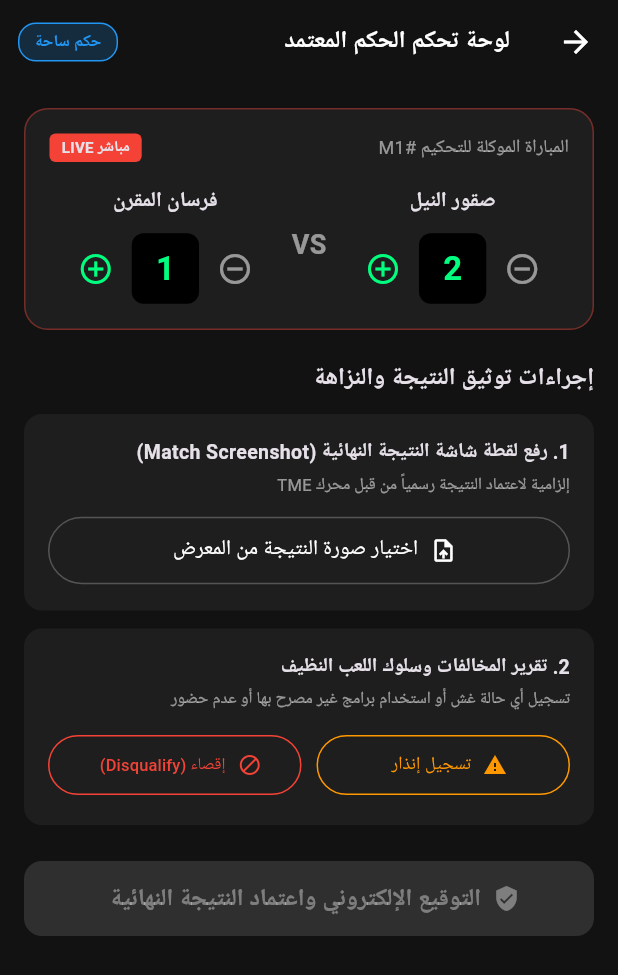
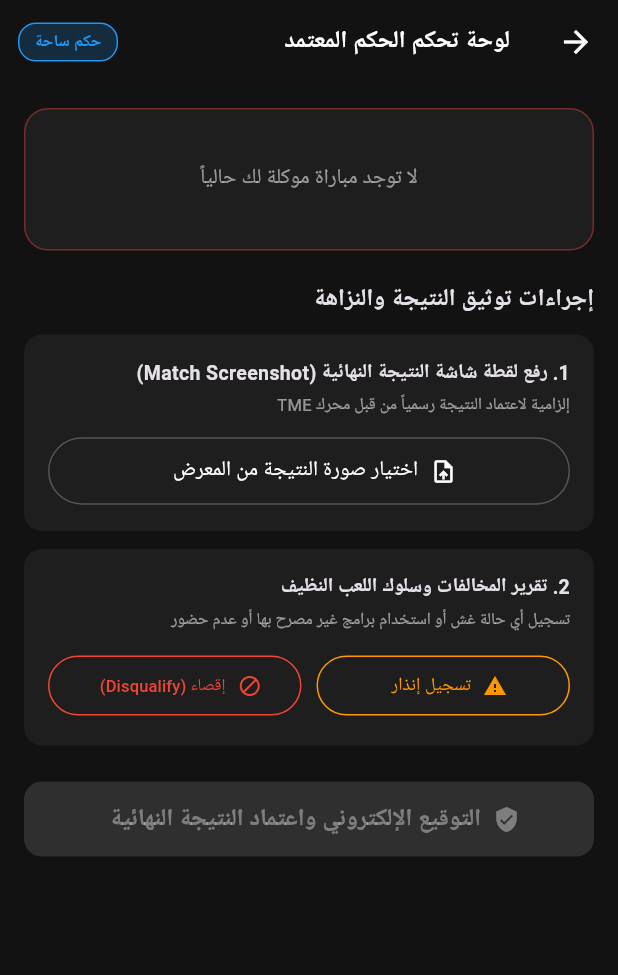
Before and after one commit to bmazn8228-rgb/e_sport_sudan, a Flutter app: the RefereeDashboard screen opened directly, on a phone screen of 412 x 824 dp. Shown: the top 975 px of the screen. Run offline on Flutter 3.47's test engine with Material 3 defaults, Android fonts, the phone set to English and light mode, and no system bars; our stand-ins replace cached_network_image, cloud_firestore, connectivity_plus, firebase_auth, firebase_core, firebase_messaging and 5 more; accounts and stored records are empty; network calls fail; Roboto replaces fonts that are missing (Cairo).

Commit message:
Role-based access, cleanup admin dashboards, and add organizer screens

```diff
--- a/lib/features/roles/presentation/screens/referee_dashboard.dart
+++ b/lib/features/roles/presentation/screens/referee_dashboard.dart
@@ -46,29 +46,11 @@ class _RefereeDashboardState extends State<RefereeDashboard> {
                 borderRadius: BorderRadius.circular(16),
                 border: Border.all(color: Colors.red.withOpacity(0.4)),
               ),
-              child: Column(
-                children: [
-                  Row(
-                    mainAxisAlignment: MainAxisAlignment.spaceBetween,
-                    children: [
-                      const Text('المباراة الموكلة للتحكيم #M1', style: TextStyle(color: Colors.white54, fontSize: 12)),
-                      Container(
-                        padding: const EdgeInsets.symmetric(horizontal: 8, vertical: 2),
-                        decoration: BoxDecoration(color: Colors.red, borderRadius: BorderRadius.circular(4)),
-                        child: const Text('مباشر LIVE', style: TextStyle(fontSize: 10, fontWeight: FontWeight.bold)),
-                      ),
-                    ],
-                  ),
-                  const SizedBox(height: 16),
-                  Row(
-                    mainAxisAlignment: MainAxisAlignment.spaceAround,
-                    children: [
-                      _buildTeamScore('صقور النيل', _scoreA, (v) => setState(() => _scoreA = v)),
-                      const Text('VS', style: TextStyle(fontSize: 18, fontWeight: FontWeight.bold, color: Colors.white54)),
-                      _buildTeamScore('فرسان المقرن', _scoreB, (v) => setState(() => _scoreB = v)),
-                    ],
-                  ),
-                ],
+              child: const Center(
+                child: Padding(
+                  padding: EdgeInsets.all(20.0),
+                  child: Text('لا توجد مباراة موكلة لك حالياً', style: TextStyle(color: Colors.white54)),
+                ),
               ),
             ),
             const SizedBox(height: 20),
```
Also changed, not shown: lib/features/profile/presentation/screens/profile_screen.dart (+66 -8 lines), lib/features/roles/presentation/screens/organizer_complaints_screen.dart (added, +20 -0 lines), lib/features/roles/presentation/screens/organizer_dashboard.dart (+22 -6 lines), lib/features/roles/presentation/screens/organizer_matches_screen.dart (added, +20 -0 lines), lib/features/roles/presentation/screens/organizer_referees_screen.dart (added, +20 -0 lines), lib/features/roles/presentation/screens/organizer_teams_screen.dart (added, +20 -0 lines), lib/features/roles/presentation/screens/super_admin_dashboard.dart (+16 -12 lines).
